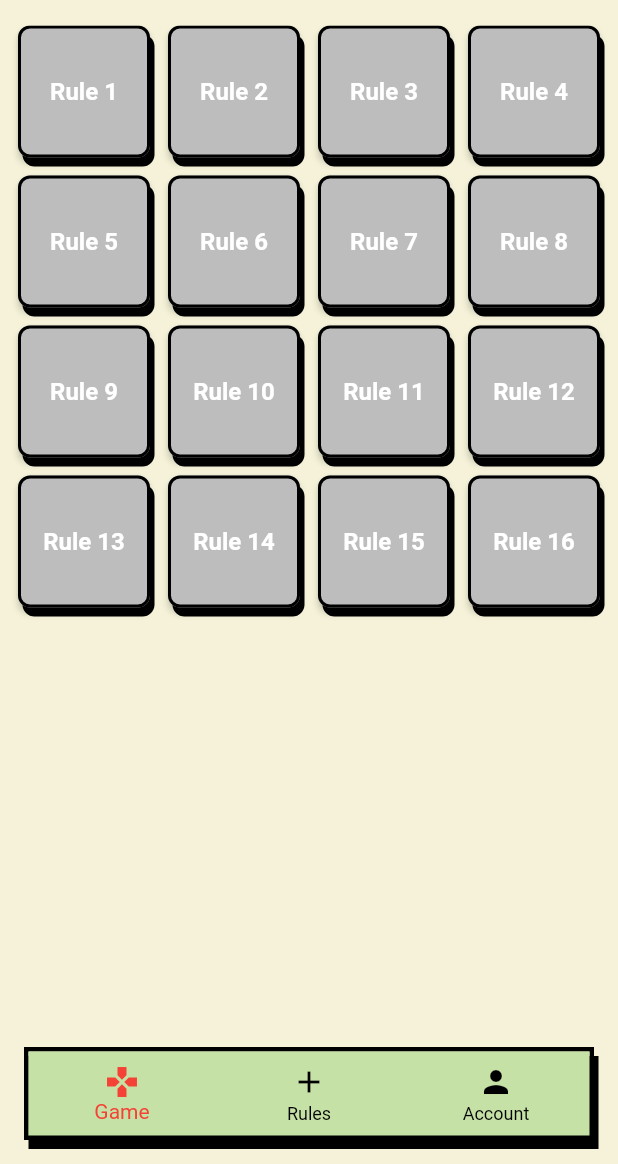
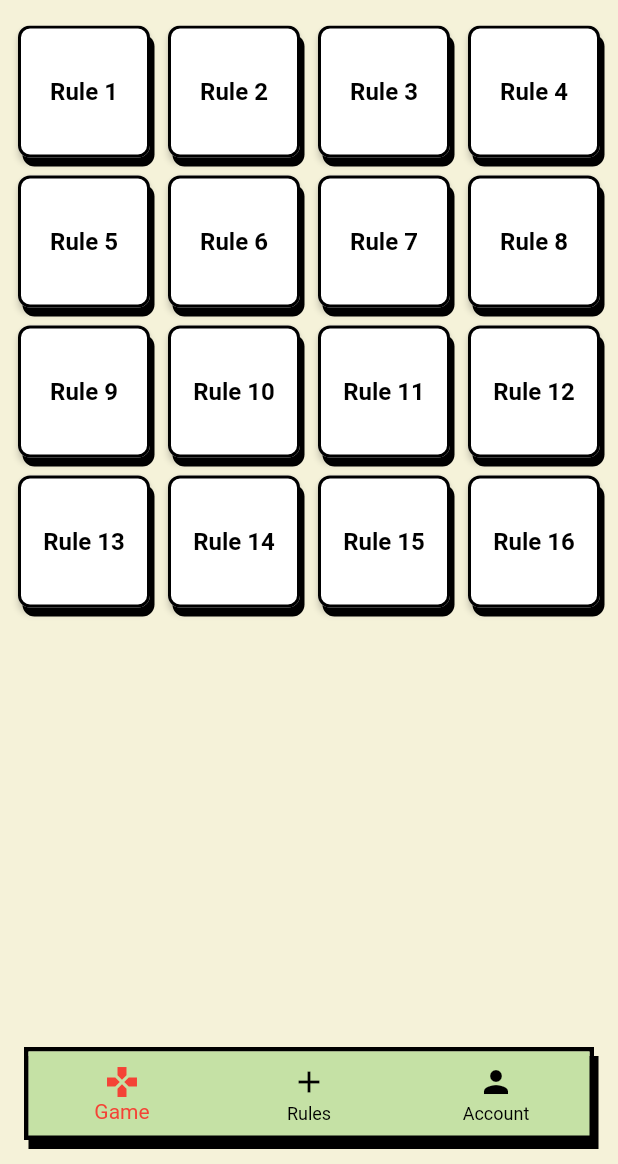
Before and after one commit to alice-ang/bingo, a Flutter app: the screen it shows after launch, on a phone screen of 412 x 824 dp, the part 72-1236 px from its top. Run offline on Flutter 3.47's test engine with Material 2 defaults, Android fonts, the phone set to English and light mode, and no system bars.

Commit message:
grid color

```diff
--- a/lib/widgets/grid.dart
+++ b/lib/widgets/grid.dart
@@ -66,7 +66,7 @@ class _GridState extends State<Grid> {
                 },
                 fillColor: _clickedTiles.contains(index)
                     ? Colors.yellow
-                  : Colors.grey.shade400,
+                    : Colors.white,
                 shape: const RoundedRectangleBorder(
                   borderRadius: BorderRadius.all(
                     Radius.circular(8),
@@ -76,16 +76,13 @@ class _GridState extends State<Grid> {
                 child: Center(
                   child: Text(
                     'Rule ${index + 1}',
-                  style: TextStyle(
+                    style: const TextStyle(
                         fontSize: 16,
                         fontWeight: FontWeight.bold,
-                      color: _clickedTiles.contains(index)
-                          ? Colors.black
-                          : Colors.white),
+                        color: Colors.black),
                   ),
                 ),
-            ),
-          );
+              ));
         }),
       ),
     );
```
Lines whose indentation alone changed are shown as unchanged.
